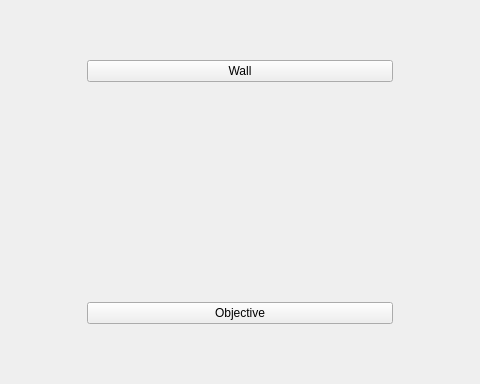
The window that ApplicationPC/mainwindow.ui (Cortard/RobotRicochetSolver) describes before a commit, drawn with Qt 5; both pictures show x 123 to 603 and y 106 to 490 of the 1280 by 621 pixel window.
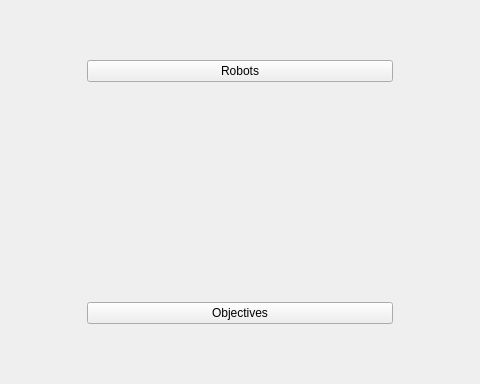
The same window after the commit. The open tabs and pages were chosen to show the change. Icons and pictures are not drawn.

Commit message: DrawWall Sans Mur de base

What changed in the file:
```diff
--- a/ApplicationPC/mainwindow.ui
+++ b/ApplicationPC/mainwindow.ui
@@ -176,14 +176,14 @@
             <item>
              <widget class="QPushButton" name="pushWall">
               <property name="text">
-               <string>Wall</string>
+               <string>Robots</string>
               </property>
              </widget>
             </item>
             <item>
              <widget class="QPushButton" name="pushObjective">
               <property name="text">
-               <string>Objective</string>
+               <string>Objectives</string>
               </property>
              </widget>
             </item>
```
Left out of the diff: 2 changed lines with no effect on the pictures. The commit also changes 7 other files.
